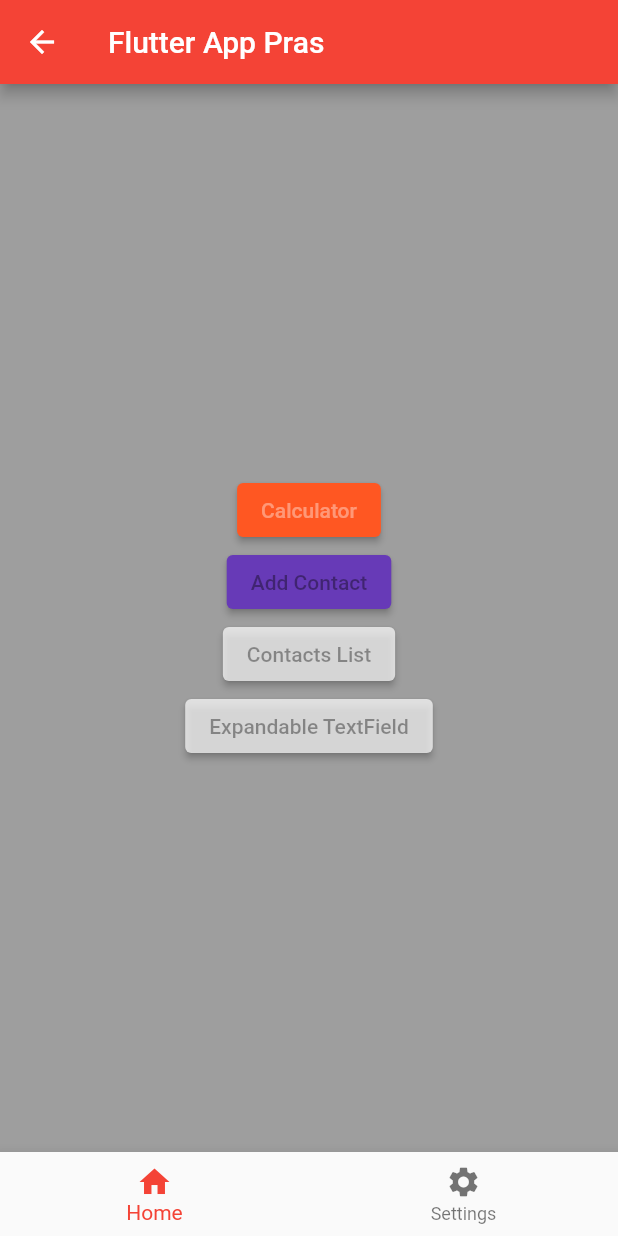
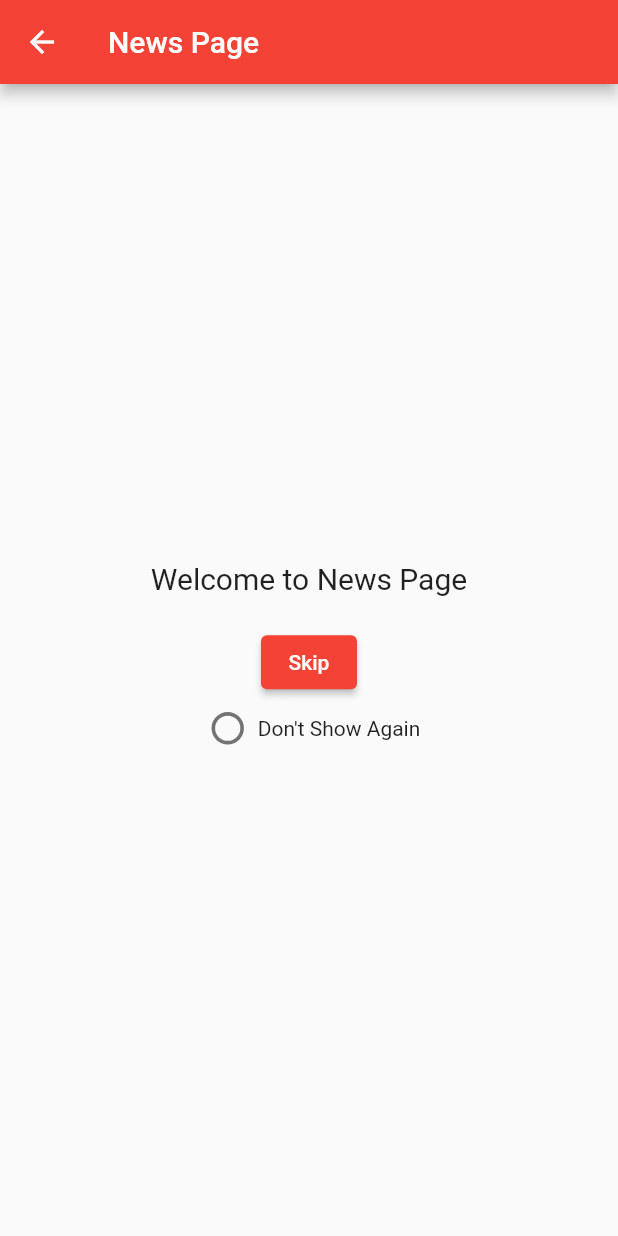
Before and after one commit to dahlanprasetya/LearnFLutter, a Flutter app: the screen it shows after launch, after a tap on "Login", on a phone screen of 412 x 824 dp. Run offline on Flutter 3.47's test engine with Material 2 defaults, Android fonts, the phone set to English and light mode, and no system bars; our stand-ins replace fluttertoast, image_picker, shared_preferences; missing offline and left inert: local_session_timeout, move_to_background.

Commit message:
Add new components
-Confirmation Dialog
-Dont Show Again

```diff
--- a/lib/feature/addContact.dart
+++ b/lib/feature/addContact.dart
@@ -67,7 +67,7 @@ class _AddContactState extends State<AddContact> {
           IconButton(
             icon: Icon(Icons.home),
             onPressed: () {
-              Navigator.pushNamed(context, '/');
+              Navigator.pushNamed(context, '/home');
             },
           ),
         ],
--- a/lib/feature/auth.dart
+++ b/lib/feature/auth.dart
@@ -1,7 +1,9 @@
 import 'package:flutter/material.dart';
 import 'package:local_session_timeout/local_session_timeout.dart';
 import 'package:pras_flutter/constants.dart';
+import 'package:pras_flutter/feature/dontShowAgain.dart';
 import 'package:pras_flutter/feature/home.dart';
+import 'package:pras_flutter/feature/newsPage.dart';
 
 class AuthPage extends StatelessWidget {
   AuthPage({
@@ -10,6 +12,22 @@ class AuthPage extends StatelessWidget {
   });
 
   late String loggedOutReason;
+
+  Future<void> checkAndNavigate(BuildContext context) async {
+    if (await checkShowPage()) {
+      Navigator.push(
+        context,
+        MaterialPageRoute(builder: (context) => NewsPage()),
+      );
+    } else {
+      Navigator.push(
+        context,
+        MaterialPageRoute(builder: (context) => HomePage()),
+      );
+    }
+  }
+
+// Then call checkAndNavigate wherever you need to navigate from
 
   @override
   Widget build(BuildContext context) {
@@ -35,11 +53,8 @@ class AuthPage extends StatelessWidget {
                 // start listening only after user logs in
                 global_sessionStateStream.add(SessionState.startListening);
                 isLogin = true;
-                loggedOutReason = await Navigator.of(context).push(
-                  MaterialPageRoute(
-                    builder: (_) => HomePage(),
-                  ),
-                );
+                loggedOutReason = "";
+                checkAndNavigate(context);
               },
               child: const Text("Login"),
             ),
--- a/lib/feature/contactsList.dart
+++ b/lib/feature/contactsList.dart
@@ -66,7 +66,7 @@ class _ContactsListState extends State<ContactsList> {
           IconButton(
             icon: Icon(Icons.home),
             onPressed: () {
-              Navigator.pushNamed(context, '/');
+              Navigator.pushNamed(context, '/home');
             },
           ),
         ],
--- /dev/null
+++ b/lib/feature/dontShowAgain.dart
@@ -0,0 +1,23 @@
+import 'package:pras_flutter/constants.dart';
+import 'package:shared_preferences/shared_preferences.dart';
+
+Future<bool> checkShowPage() async {
+  final SharedPreferences prefs = await SharedPreferences.getInstance();
+  //prefs.setBool('dontShowPage', false); //for testing, dont forget to disabled
+  final bool dontShowPage = prefs.getBool('dontShowPage') ?? false;
+  loginCount = prefs.getInt('loginCount') ?? 0;
+  loginCount += 1;
+  prefs.setInt('loginCount', loginCount);
+  if (!dontShowPage) {
+    if (loginCount == 1 || loginCount % showAgainAfterLogin == 0) {
+      return true;
+    }
+  }
+  return false;
+}
+
+void savePreferences() async {
+  final SharedPreferences prefs = await SharedPreferences.getInstance();
+  final bool setDontShowPage = dontShowAgain ?? false;
+  prefs.setBool('dontShowPage', setDontShowPage);
+}
--- a/lib/feature/expandableField.dart
+++ b/lib/feature/expandableField.dart
@@ -33,7 +33,7 @@ class _MyExpandableTextFieldState extends State<MyExpandableTextField> {
           IconButton(
             icon: Icon(Icons.home),
             onPressed: () {
-              Navigator.pushNamed(context, '/');
+              Navigator.pushNamed(context, '/home');
             },
           ),
         ],
--- /dev/null
+++ b/lib/feature/newsPage.dart
@@ -0,0 +1,71 @@
+import 'package:flutter/material.dart';
+import 'package:pras_flutter/constants.dart';
+import 'package:pras_flutter/feature/dontShowAgain.dart';
+import 'package:shared_preferences/shared_preferences.dart';
+
+class NewsPage extends StatefulWidget {
+  @override
+  _NewsPageState createState() => _NewsPageState();
+}
+
+class _NewsPageState extends State<NewsPage> {
+  String newsContent = "Welcome to News Page";
+
+  @override
+  void initState() {
+    super.initState();
+  }
+
+  @override
+  Widget build(BuildContext context) {
+    return Scaffold(
+      appBar: AppBar(
+        title: Text('News Page'),
+      ),
+      body: Center(
+        child: Column(
+          mainAxisAlignment: MainAxisAlignment.center,
+          children: [
+            Text(
+              newsContent,
+              style: TextStyle(fontSize: 20),
+            ),
+            SizedBox(height: 20),
+            ElevatedButton(
+              onPressed: () {
+                savePreferences();
+                Navigator.pushNamed(context, '/home');
+              },
+              child: Text('Skip'),
+            ),
+            Row(
+              mainAxisAlignment: MainAxisAlignment.center,
+              children: [
+                Transform.scale(
+                  scale: 1.2,
+                  child: Checkbox(
+                    value: dontShowAgain,
+                    onChanged: (bool? value) {
+                      setState(() {
+                        dontShowAgain = value ?? false;
+                      });
+                    },
+                    shape: RoundedRectangleBorder(
+                      borderRadius: BorderRadius.circular(
+                        20,
+                      ),
+                    ),
+                    checkColor: Colors.white,
+                    activeColor: Color(0xFF0176f9),
+                    materialTapTargetSize: MaterialTapTargetSize.shrinkWrap,
+                  ),
+                ),
+                Text("Don't Show Again"),
+              ],
+            ),
+          ],
+        ),
+      ),
+    );
+  }
+}
--- a/lib/main.dart
+++ b/lib/main.dart
@@ -2,6 +2,7 @@ import 'package:flutter/material.dart';
 import 'package:pras_flutter/constants.dart';
 import 'package:pras_flutter/feature/auth.dart';
 import 'package:local_session_timeout/local_session_timeout.dart';
+import 'package:pras_flutter/feature/home.dart';
 
 void main() {
   runApp(MyApp());
@@ -17,7 +18,7 @@ class _MyAppState extends State<MyApp> {
   Widget build(BuildContext context) {
     final sessionConfig = SessionConfig(
         invalidateSessionForAppLostFocus: const Duration(seconds: 0),
-        invalidateSessionForUserInactivity: const Duration(seconds: 5));
+        invalidateSessionForUserInactivity: const Duration(minutes: 30));
 
     sessionConfig.stream.listen((SessionTimeoutState timeoutEvent) {
       // stop listening, as user will already be in auth page
@@ -50,8 +51,11 @@ class _MyAppState extends State<MyApp> {
           theme: ThemeData(
             primarySwatch: Colors.red,
           ),
-        home: AuthPage(),
-      ),
+          initialRoute: '/',
+          routes: {
+            '/': (context) => AuthPage(),
+            '/home': (context) => HomePage(),
+          }),
     );
   }
 }
--- a/pubspec.yaml
+++ b/pubspec.yaml
@@ -20,7 +20,7 @@ publish_to: 'none' # Remove this line if you wish to publish to pub.dev
 version: 1.0.0+1
 
 environment:
-  sdk: '>=2.18.0 <3.0.0'
+  sdk: '>=2.17.0 <3.0.0'
 
 # Dependencies specify other packages that your package needs in order to work.
 # To automatically upgrade your package dependencies to the latest versions
@@ -34,10 +34,11 @@ dependencies:
   shared_preferences: ^2.0.10
   image_picker: ^1.0.2
   local_session_timeout: ^2.3.0
-
   # The following adds the Cupertino Icons font to your application.
   # Use with the CupertinoIcons class for iOS style icons.
   cupertino_icons: ^1.0.2
+  fluttertoast: ^8.2.2
+  move_to_background: ^1.0.2
 
 dev_dependencies:
   flutter_test:
```
Also changed, not shown: lib/constants.dart (+32 -0 lines), lib/feature/confirmationDialog.dart (added, +44 -0 lines), lib/feature/home.dart (+51 -5 lines), pubspec.lock. Lines whose indentation alone changed are shown as unchanged.
